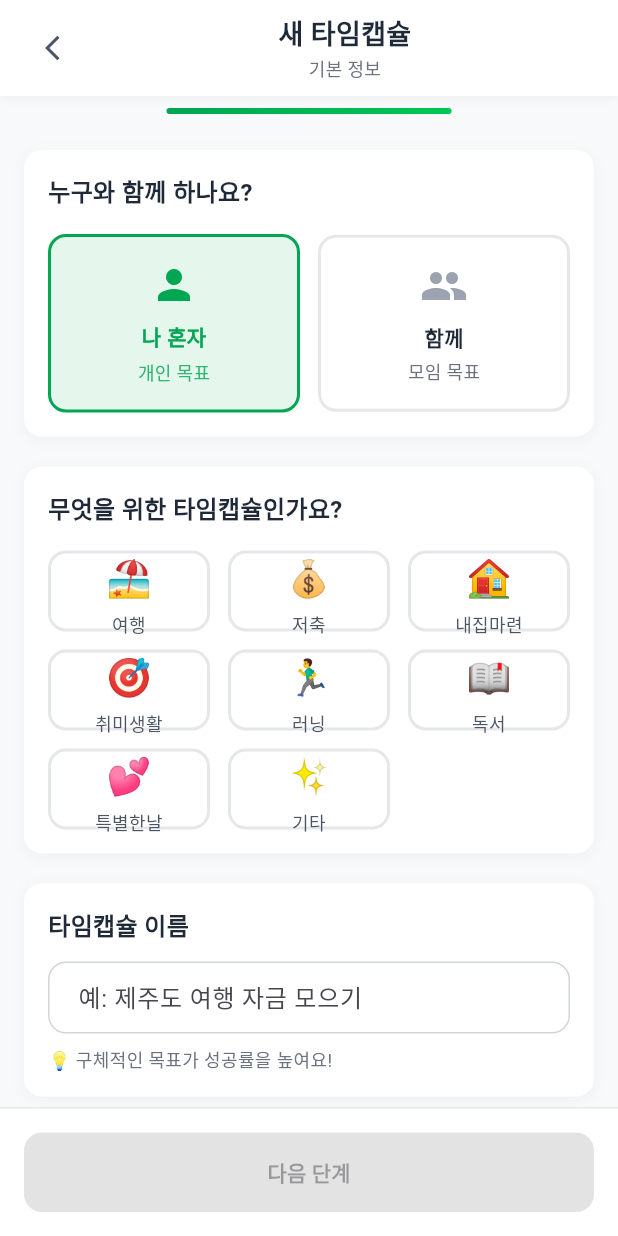
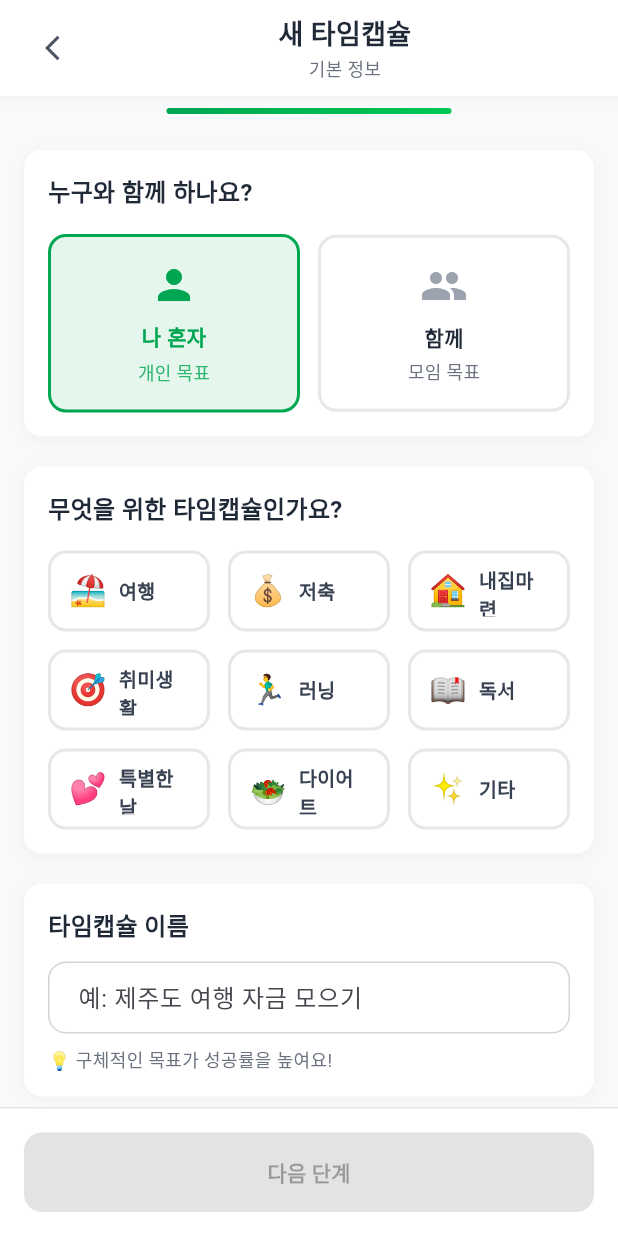
Before and after one commit to Sqaure-JE/NH-time-capsule_v3, a Flutter app: the CapsuleCreateScreen screen opened directly, on a phone screen of 412 x 824 dp. Run offline on Flutter 3.47's test engine with Material 3 defaults, Android fonts, the phone set to English and light mode, and no system bars; our stand-ins replace image_picker; accounts and stored records are empty; Roboto replaces fonts that are missing (Pretendard).

Commit message:
Enhance time capsule category selection UI
 Category Selection Improvements:
- Changed layout from vertical (icon + text) to horizontal (icon left, text right)
- Added 'Diet' category with  icon and green color (#4CAF50)
- Improved button layout with better spacing and alignment
- Enhanced text styling and contrast

 UI Enhancements:
- Icon size optimized to 20px for better balance
- Text aligned to left for better readability
- Consistent padding and spacing (12px horizontal, 8px vertical)
- Improved font weight (w600) and color contrast

 New Category Added:
- Diet (다이어트):  icon with green theme
- Positioned before 'Other' category for logical ordering

Benefits:
- More intuitive horizontal layout
- Better space utilization on mobile
- Clearer category identification
- Enhanced user experience for goal selection

```diff
--- a/lib/screens/capsule/capsule_create_screen.dart
+++ b/lib/screens/capsule/capsule_create_screen.dart
@@ -349,26 +349,31 @@ class _CapsuleCreateScreenState extends State<CapsuleCreateScreen> {
                       width: 2,
                     ),
                   ),
-                  child: Column(
-                    mainAxisAlignment: MainAxisAlignment.center,
+                  child: Padding(
+                    padding:
+                        const EdgeInsets.symmetric(horizontal: 12, vertical: 8),
+                    child: Row(
                       children: [
                         Text(
                           category['icon'] as String,
-                        style: const TextStyle(fontSize: 24),
+                          style: const TextStyle(fontSize: 20),
                         ),
-                      const SizedBox(height: 4),
-                      Text(
+                        const SizedBox(width: 8),
+                        Expanded(
+                          child: Text(
                             category['name'] as String,
                             style: TextStyle(
-                          fontSize: 12,
-                          fontWeight: FontWeight.w500,
+                              fontSize: 13,
+                              fontWeight: FontWeight.w600,
                               color: isSelected
                                   ? Color(category['color'] as int)
-                              : NHColors.gray600,
+                                  : NHColors.gray700,
                             ),
-                        textAlign: TextAlign.center,
+                            textAlign: TextAlign.left,
+                          ),
                         ),
                       ],
+                    ),
                   ),
                 ),
               );
--- a/lib/utils/constants.dart
+++ b/lib/utils/constants.dart
@@ -80,6 +80,12 @@ class AppConstants {
       'icon': '💕',
       'name': '특별한날',
       'color': 0xFFE91E63,
+    },
+    'diet': {
+      'id': 'diet',
+      'icon': '🥗',
+      'name': '다이어트',
+      'color': 0xFF4CAF50,
     },
     'other': {'id': 'other', 'icon': '✨', 'name': '기타', 'color': 0xFF6B7280},
   };
```
Lines whose indentation alone changed are shown as unchanged.
